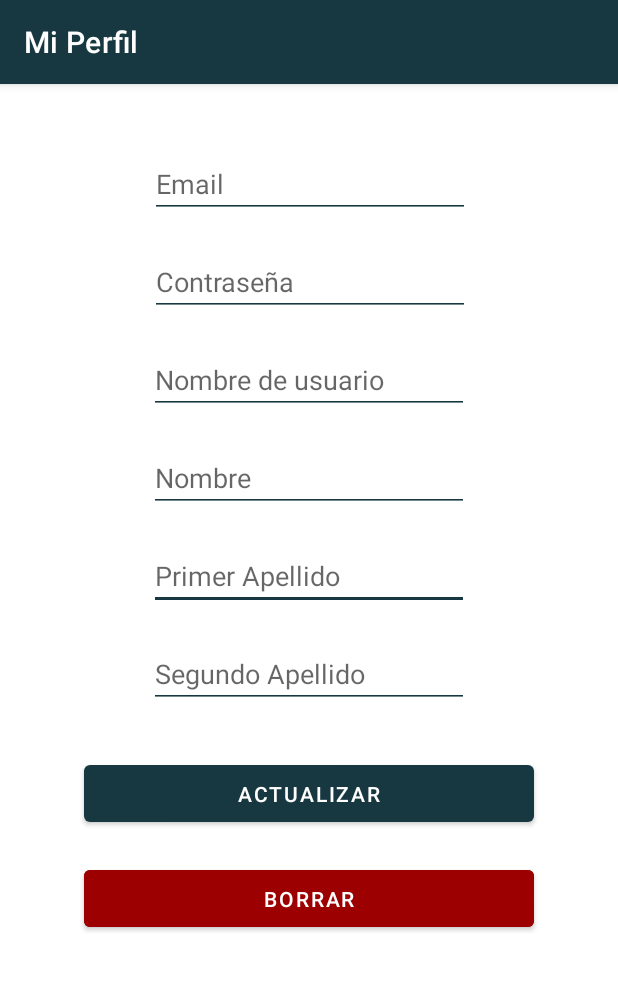
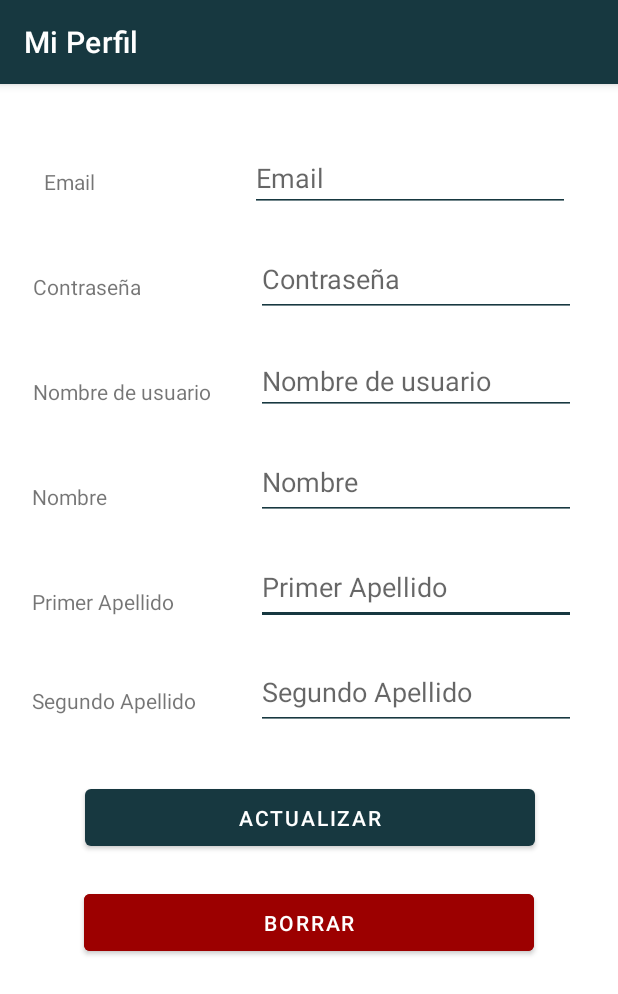
Before and after one commit to JoseAntonioNavas/AndroidAp, an Android app: the ProfileActivity screen opened directly, with no data from a screen before it, on a phone screen of 412 x 824 dp. Shown: the top 994 px of the screen. Run offline under Robolectric (Android 15) with nearby library versions, the light colour scheme and no system bars; network calls fail; 12 statements that could not run were skipped.

Commit message:
11 febrero 22:05

```diff
--- a/app/src/main/java/controller/CatalogoVehiculosActivity.java
+++ b/app/src/main/java/controller/CatalogoVehiculosActivity.java
@@ -216,7 +216,7 @@ public class CatalogoVehiculosActivity extends AppCompatActivity {
 
 
                 if(CatalogoVehiculosActivity.lstDu.get(0).getId_rol() == 1){
-                    menu.getItem(1).setVisible(false);
+                    menu.getItem(2).setVisible(false);
                 }
 
 
--- a/app/src/main/java/controller/MainActivity.java
+++ b/app/src/main/java/controller/MainActivity.java
@@ -6,6 +6,7 @@ import android.content.Context;
 import android.content.Intent;
 import android.content.SharedPreferences;
 import android.os.Bundle;
+import android.util.Log;
 import android.widget.Button;
 
 import com.nono.concesionariocoches.R;
--- a/app/src/main/java/controller/ProfileActivity.java
+++ b/app/src/main/java/controller/ProfileActivity.java
@@ -5,7 +5,9 @@ import androidx.appcompat.app.AppCompatActivity;
 import android.content.Context;
 import android.os.AsyncTask;
 import android.os.Bundle;
+import android.view.ActionMode;
 import android.view.Menu;
+import android.widget.Button;
 import android.widget.EditText;
 import android.widget.Toast;
 
@@ -14,16 +16,28 @@ import com.nono.concesionariocoches.R;
 import org.json.JSONException;
 
 import java.io.IOException;
+import java.util.ArrayList;
 import java.util.List;
 
 import logic.PeticionHTTP;
 import logic.VariablesGlobales;
+import model.Roles;
+import model.Usuario;
 import model.detallesUsuario;
 
 public class ProfileActivity extends AppCompatActivity {
 
+
     Context context;
     private static EditText txtEmailProfile;
+    private static EditText txtPasswordProfile;
+    private static EditText txtNickProfile;
+    private static EditText txtNombreProfile;
+    private static EditText txtApellido1Profile;
+    private static EditText txtApellido2Profile;
+    private static Button btnActualizarProfile;
+    private static Button btnBorrarProfile;
+
     @Override
     protected void onCreate(Bundle savedInstanceState) {
         super.onCreate(savedInstanceState);
@@ -31,11 +45,31 @@ public class ProfileActivity extends AppCompatActivity {
 
 
         context = getApplicationContext();
-        txtEmailProfile = findViewById(R.id.txtEmailProfile);
         setTitle(R.string.miPerfil);
 
+        txtEmailProfile = findViewById(R.id.txtEmailProfile);
+        txtPasswordProfile = findViewById(R.id.txtPasswordProfile);
+        txtNickProfile = findViewById(R.id.txtNickProfile);
+        txtNombreProfile = findViewById(R.id.txtNombreProfile);
+        txtApellido1Profile = findViewById(R.id.txtApellido1Profile);
+        txtApellido2Profile = findViewById(R.id.txtApellido2Profile);
+        btnActualizarProfile = findViewById(R.id.btnActualizarProfile);
+        btnBorrarProfile = findViewById(R.id.btnBorrarProfile);
 
+        // get datos perfil
         getDetalleUsuario(logic.MainLogic.leerPreferenciasUsuario(context));
+
+        // Btn Actualizar
+        btnActualizarProfile.setOnClickListener(v -> {
+            logic.ProfileLogic.getFieldsProfile(txtEmailProfile,txtPasswordProfile,txtNickProfile,txtNombreProfile,txtApellido1Profile,txtApellido2Profile);
+        });
+
+        //Btn Borrar
+
+        btnBorrarProfile.setOnClickListener(v -> {
+            logic.MainLogic.dialogConfirm(this);
+        });
+
 
     }
 
@@ -71,12 +105,20 @@ public class ProfileActivity extends AppCompatActivity {
         @Override
         public void onPostExecute(String result){
 
+            try {
 
-            System.out.println("aaaa" + result);
-            try {
-               List<detallesUsuario> lstDu =  logic.detallesUsuarioLogic.JsonTodetalleUsuarios(result);
+                List<Object>  lstDu = logic.detallesUsuarioLogic.JsonTodetalleUsuarioObject(result);
 
-                txtEmailProfile.setText(lstDu.get(0).getApellido_1());
+                detallesUsuario du = (detallesUsuario) lstDu.get(0);
+                Usuario u = (Usuario) lstDu.get(1);
+                Roles r = (Roles) lstDu.get(2);
+
+               txtEmailProfile.setText(u.getEmail());
+               txtPasswordProfile.setText(u.getPasswd());
+               txtNickProfile.setText(du.getNick_user());
+               txtNombreProfile.setText(du.getNombre());
+               txtApellido1Profile.setText(du.getApellido_1());
+               txtApellido2Profile.setText(du.getApellido_2());
 
 
             } catch (JSONException e) {
@@ -86,5 +128,6 @@ public class ProfileActivity extends AppCompatActivity {
 
         }
 
+
     }
 }
--- a/app/src/main/java/logic/detallesUsuarioLogic.java
+++ b/app/src/main/java/logic/detallesUsuarioLogic.java
@@ -12,6 +12,7 @@ import java.util.List;
 import model.Color;
 import model.Marca;
 import model.Modelo;
+import model.Roles;
 import model.Usuario;
 import model.Vehiculo;
 import model.detallesUsuario;
@@ -79,5 +80,43 @@ public class detallesUsuarioLogic {
 
         return new detallesUsuario(id_detalle_usuario,id_user,nick_user,id_rol,nombre,apellido_1,apellido_2);
 
+
     }
+
+    public static List<Object> JsonTodetalleUsuarioObject(String response) throws JSONException {
+
+        JSONArray jsonA = new JSONArray(response);
+        JSONObject jsonO = jsonA.getJSONObject(0);
+
+        int id_detalle_usuario = jsonO.getInt("id_detalle_usuario");
+        String nick_user = jsonO.getString("nick_user");
+        String nombre = jsonO.getString("nombre");
+        String apellido_1 = jsonO.getString("apellido_1");
+        String apellido_2 = jsonO.getString("apellido_2");
+
+
+        // Usuario
+        int id_user = jsonO.getJSONObject("usuario").getInt("id_user");
+        String email = jsonO.getJSONObject("usuario").getString("email");
+        String passwd = jsonO.getJSONObject("usuario").getString("passwd");
+
+
+        //Rol
+        int id_rol = jsonO.getJSONObject("rol").getInt("id_rol");
+        String nombre_rol = jsonO.getJSONObject("rol").getString("nombre_rol");
+
+        List<Object> lstObject = new ArrayList<Object>();
+        lstObject.add(new detallesUsuario(id_detalle_usuario,id_user,  nick_user,  id_rol,nombre,apellido_1,apellido_2));
+        lstObject.add(new Usuario(id_user,email,passwd));
+        lstObject.add(new Roles(id_rol,nombre_rol));
+
+
+
+        return lstObject;
+
+
+
+    }
+
+
 }
--- a/app/src/main/java/model/detallesUsuario.java
+++ b/app/src/main/java/model/detallesUsuario.java
@@ -39,6 +39,7 @@ public class detallesUsuario {
         this.apellido_1 = apellido_1;
         this.apellido_2 = apellido_2;
     }
+
 
 
 
--- a/app/src/main/res/layout/activity_profile.xml
+++ b/app/src/main/res/layout/activity_profile.xml
@@ -5,6 +5,66 @@
     android:layout_width="match_parent"
     android:layout_height="match_parent"
     tools:context="controller.ProfileActivity">
+
+    <TextView
+        android:id="@+id/txtNameApelido2"
+        android:layout_width="wrap_content"
+        android:layout_height="@dimen/alturaTxt"
+        android:layout_marginTop="16dp"
+        android:gravity="center|center_horizontal|center_vertical"
+        android:text="@string/hintApellido_2"
+        app:layout_constraintEnd_toStartOf="@+id/txtApellido2Profile"
+        app:layout_constraintHorizontal_bias="0.343"
+        app:layout_constraintStart_toStartOf="parent"
+        app:layout_constraintTop_toBottomOf="@+id/txtNameApelido" />
+
+    <TextView
+        android:id="@+id/txtNameApelido"
+        android:layout_width="wrap_content"
+        android:layout_height="@dimen/alturaTxt"
+        android:layout_marginTop="20dp"
+        android:gravity="center|center_horizontal|center_vertical"
+        android:text="@string/hintApellido_1"
+        app:layout_constraintEnd_toStartOf="@+id/txtApellido1Profile"
+        app:layout_constraintHorizontal_bias="0.282"
+        app:layout_constraintStart_toStartOf="parent"
+        app:layout_constraintTop_toBottomOf="@+id/txtNameName" />
+
+    <TextView
+        android:id="@+id/txtNameName2"
+        android:layout_width="wrap_content"
+        android:layout_height="@dimen/alturaTxt"
+        android:layout_marginTop="20dp"
+        android:gravity="center|center_horizontal|center_vertical"
+        android:text="@string/hintNick"
+        app:layout_constraintEnd_toStartOf="@+id/txtNickProfile"
+        app:layout_constraintHorizontal_bias="0.407"
+        app:layout_constraintStart_toStartOf="parent"
+        app:layout_constraintTop_toBottomOf="@+id/txtPasswordName" />
+
+    <TextView
+        android:id="@+id/txtNameName"
+        android:layout_width="wrap_content"
+        android:layout_height="@dimen/alturaTxt"
+        android:layout_marginTop="20dp"
+        android:gravity="center|center_horizontal|center_vertical"
+        android:text="@string/hintNombre"
+        app:layout_constraintEnd_toStartOf="@+id/txtNombreProfile"
+        app:layout_constraintHorizontal_bias="0.178"
+        app:layout_constraintStart_toStartOf="parent"
+        app:layout_constraintTop_toBottomOf="@+id/txtNameName2" />
+
+    <TextView
+        android:id="@+id/txtPasswordName"
+        android:layout_width="wrap_content"
+        android:layout_height="@dimen/alturaBotones"
+        android:layout_marginTop="20dp"
+        android:gravity="center|center_horizontal|center_vertical"
+        android:text="@string/hintPassword"
+        app:layout_constraintEnd_toStartOf="@+id/txtPasswordProfile"
+        app:layout_constraintHorizontal_bias="0.214"
+        app:layout_constraintStart_toStartOf="parent"
+        app:layout_constraintTop_toBottomOf="@+id/txtEmailName" />
 
     <Button
         android:id="@+id/btnBorrarProfile"
@@ -20,40 +80,40 @@
     <EditText
         android:id="@+id/txtApellido1Profile"
         android:layout_width="wrap_content"
-        android:layout_height="wrap_content"
+        android:layout_height="@dimen/alturaTxt"
         android:layout_marginTop="20dp"
+        android:layout_marginEnd="28dp"
         android:backgroundTint="@color/ColorPrincipal"
         android:ems="10"
         android:hint="@string/hintApellido_1"
         android:inputType="textPersonName"
         app:layout_constraintEnd_toEndOf="parent"
-        app:layout_constraintStart_toStartOf="parent"
         app:layout_constraintTop_toBottomOf="@+id/txtNombreProfile" />
 
     <EditText
         android:id="@+id/txtNombreProfile"
         android:layout_width="wrap_content"
-        android:layout_height="wrap_content"
+        android:layout_height="@dimen/alturaTxt"
         android:layout_marginTop="20dp"
+        android:layout_marginEnd="28dp"
         android:backgroundTint="@color/ColorPrincipal"
         android:ems="10"
         android:hint="@string/hintNombre"
         android:inputType="textPersonName"
         app:layout_constraintEnd_toEndOf="parent"
-        app:layout_constraintStart_toStartOf="parent"
         app:layout_constraintTop_toBottomOf="@+id/txtNickProfile" />
 
     <EditText
-        android:id="@+id/txtNickProfile2"
+        android:id="@+id/txtApellido2Profile"
         android:layout_width="wrap_content"
-        android:layout_height="wrap_content"
+        android:layout_height="@dimen/alturaTxt"
         android:layout_marginTop="20dp"
+        android:layout_marginEnd="28dp"
         android:backgroundTint="@color/ColorPrincipal"
         android:ems="10"
         android:hint="@string/hintApellido_2"
         android:inputType="textPersonName"
         app:layout_constraintEnd_toEndOf="parent"
-        app:layout_constraintStart_toStartOf="parent"
         app:layout_constraintTop_toBottomOf="@+id/txtApellido1Profile" />
 
     <ImageView
@@ -71,30 +131,28 @@
         android:id="@+id/txtEmailProfile"
         android:layout_width="wrap_content"
         android:layout_height="wrap_content"
-        android:layout_marginTop="28dp"
+        android:layout_marginTop="24dp"
+        android:layout_marginEnd="32dp"
         android:backgroundTint="@color/ColorPrincipal"
         android:ems="10"
         android:enabled="false"
         android:hint="@string/hintEmail"
         android:inputType="textEmailAddress"
         app:layout_constraintEnd_toEndOf="parent"
-        app:layout_constraintHorizontal_bias="0.502"
-        app:layout_constraintStart_toStartOf="parent"
         app:layout_constraintTop_toBottomOf="@+id/imgFotoProfile" />
 
     <EditText
         android:id="@+id/txtPasswordProfile"
         android:layout_width="wrap_content"
-        android:layout_height="wrap_content"
+        android:layout_height="@dimen/alturaTxt"
         android:layout_marginTop="20dp"
+        android:layout_marginEnd="28dp"
         android:backgroundTint="@color/ColorPrincipal"
         android:ems="10"
         android:hint="@string/hintPassword"
         android:inputType="textPassword"
         android:textColorHint="?android:attr/textColorHint"
         app:layout_constraintEnd_toEndOf="parent"
-        app:layout_constraintHorizontal_bias="0.502"
-        app:layout_constraintStart_toStartOf="parent"
         app:layout_constraintTop_toBottomOf="@+id/txtEmailProfile" />
 
     <EditText
@@ -102,22 +160,35 @@
         android:layout_width="wrap_content"
         android:layout_height="wrap_content"
         android:layout_marginTop="20dp"
+        android:layout_marginEnd="28dp"
         android:backgroundTint="@color/ColorPrincipal"
         android:ems="10"
         android:hint="@string/hintNick"
         android:inputType="textPersonName"
         app:layout_constraintEnd_toEndOf="parent"
-        app:layout_constraintStart_toStartOf="parent"
         app:layout_constraintTop_toBottomOf="@+id/txtPasswordProfile" />
 
     <Button
         android:id="@+id/btnActualizarProfile"
         android:layout_width="@dimen/anchuraBotones"
         android:layout_height="@dimen/alturaBotones"
-        android:layout_marginTop="32dp"
+        android:layout_marginTop="28dp"
         android:text="@string/Actualizar"
         app:layout_constraintEnd_toEndOf="parent"
+        app:layout_constraintHorizontal_bias="0.504"
         app:layout_constraintStart_toStartOf="parent"
-        app:layout_constraintTop_toBottomOf="@+id/txtNickProfile2" />
+        app:layout_constraintTop_toBottomOf="@+id/txtNameApelido2" />
+
+    <TextView
+        android:id="@+id/txtEmailName"
+        android:layout_width="@dimen/alturaBotones"
+        android:layout_height="@dimen/alturaBotones"
+        android:layout_marginTop="24dp"
+        android:gravity="center|center_horizontal|center_vertical"
+        android:text="@string/hintEmail"
+        app:layout_constraintEnd_toStartOf="@+id/txtEmailProfile"
+        app:layout_constraintHorizontal_bias="0.183"
+        app:layout_constraintStart_toStartOf="parent"
+        app:layout_constraintTop_toBottomOf="@+id/imgFotoProfile" />
 
 </androidx.constraintlayout.widget.ConstraintLayout>
--- a/app/src/main/res/values/strings.xml
+++ b/app/src/main/res/values/strings.xml
@@ -23,6 +23,7 @@
     <string name="fieldObligatorio">*</string>
     <string name="catalogoCoches">Catálogo Vehículos</string>
 
+    <string name="hintRol_name">Rol</string>
     <string name="miPerfil">Mi Perfil</string>
     <string name="misCompras">Mis Compras</string>
     <string name="misVentas">Mis Ventas</string>
```
Also changed, not shown: app/src/main/java/logic/MainLogic.java (+78 -0 lines), app/src/main/java/logic/ProfileLogic.java (added, +16 -0 lines).
